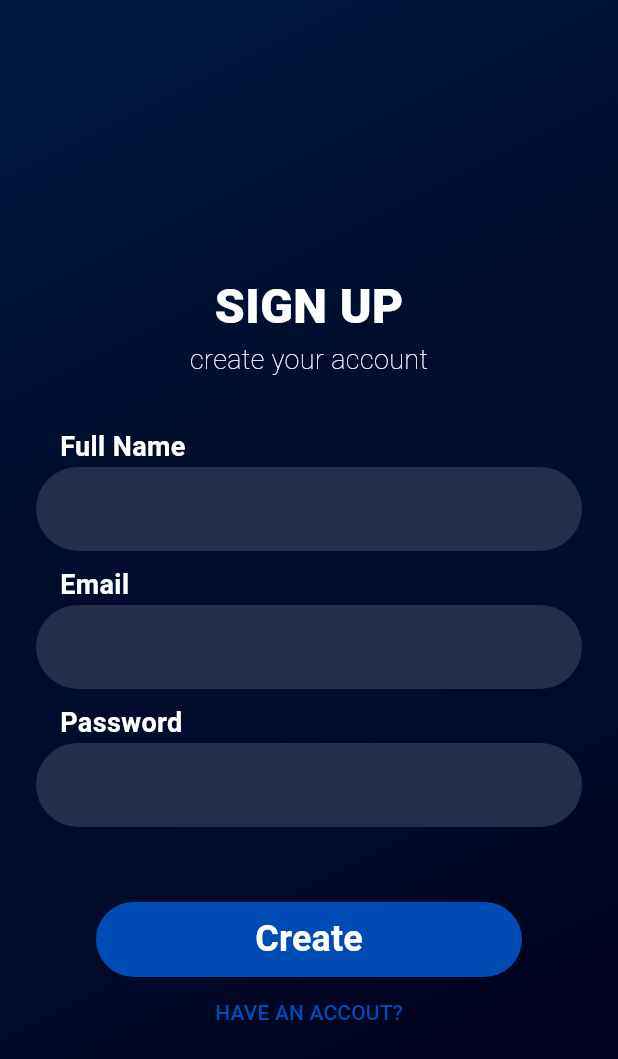
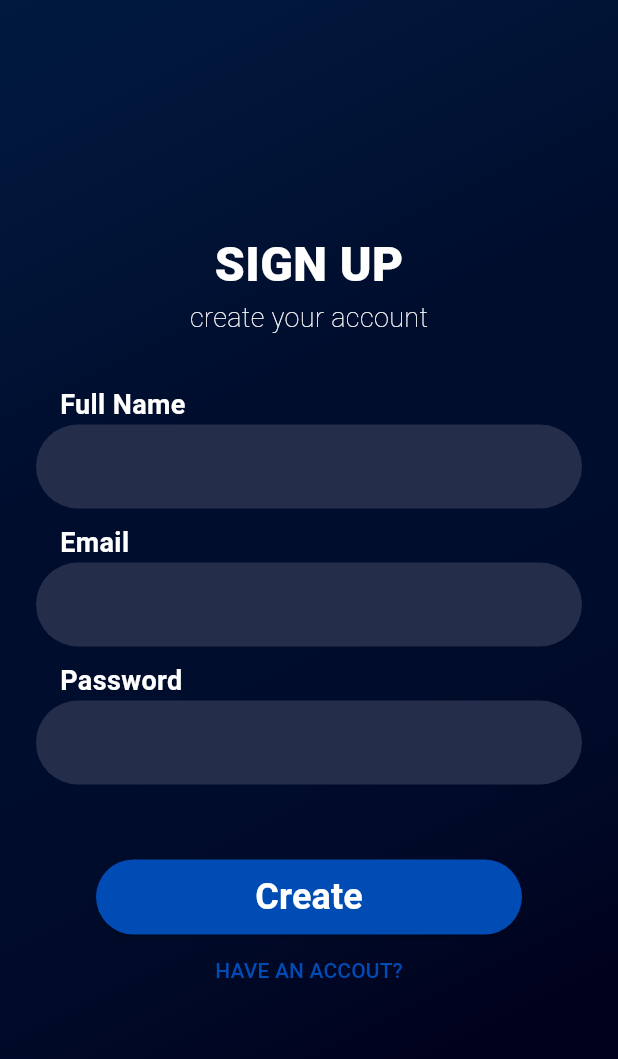
Before and after one commit to mazenanter/ai_tennis, a Flutter app: the screen it shows after launch, after a tap on "Sign Up", on a phone screen of 412 x 824 dp. Shown: the top 1059 px of the screen. Run offline on Flutter 3.47's test engine with Material 3 defaults, Android fonts, the light colour scheme and no system bars; our stand-ins replace bloc, cloud_firestore, conditional_builder_null_safety, dartz, device_preview, firebase_auth and 4 more; accounts and stored records are empty.

Commit message:
fix responsive

```diff
--- a/lib/features/auth/register/presentation/views/widgets/register_view_body.dart
+++ b/lib/features/auth/register/presentation/views/widgets/register_view_body.dart
@@ -37,16 +37,20 @@ class _RegisterViewBodyState extends State<RegisterViewBody> {
           }
         },
         builder: (context, state) {
+          return LayoutBuilder(
+            builder: (context, constraints) {
               return SingleChildScrollView(
+                child: ConstrainedBox(
+                  constraints: BoxConstraints(
+                    minHeight: constraints.maxHeight,
+                  ),
+                  child: IntrinsicHeight(
+                    child: SafeArea(
                       child: Form(
                         key: formKey,
                         child: Column(
                           mainAxisAlignment: MainAxisAlignment.center,
-                crossAxisAlignment: CrossAxisAlignment.center,
                           children: [
-                  SizedBox(
-                    height: MediaQuery.sizeOf(context).height * 0.22,
-                  ),
                             const Text(
                               'SIGN UP',
                               style: TextStyle(
@@ -84,7 +88,8 @@ class _RegisterViewBodyState extends State<RegisterViewBody> {
                                 if (value!.isEmpty) {
                                   return 'must not be empty';
                                 }
-                      if (!RegExp(r'^[^@]+@[^@]+\.[^@]+').hasMatch(value)) {
+                                if (!RegExp(r'^[^@]+@[^@]+\.[^@]+')
+                                    .hasMatch(value)) {
                                   return 'Enter a valid email';
                                 }
                                 return null;
@@ -138,6 +143,11 @@ class _RegisterViewBodyState extends State<RegisterViewBody> {
                           ],
                         ),
                       ),
+                    ),
+                  ),
+                ),
+              );
+            },
           );
         },
       ),
--- a/lib/main.dart
+++ b/lib/main.dart
@@ -1,11 +1,17 @@
 import 'package:ai_tennis/core/app_routes/app_routes.dart';
+import 'package:device_preview/device_preview.dart';
 import 'package:firebase_core/firebase_core.dart';
+import 'package:flutter/foundation.dart';
 import 'package:flutter/material.dart';
 
 void main() async {
   WidgetsFlutterBinding.ensureInitialized();
   await Firebase.initializeApp();
-  runApp(const MyApp());
+  runApp(DevicePreview(
+      enabled: !kReleaseMode,
+      builder: (context) {
+        return const MyApp();
+      }));
 }
 
 class MyApp extends StatelessWidget {
@@ -15,6 +21,8 @@ class MyApp extends StatelessWidget {
   @override
   Widget build(BuildContext context) {
     return MaterialApp.router(
+      locale: DevicePreview.locale(context),
+      builder: DevicePreview.appBuilder,
       routerConfig: AppRoutes.router,
       debugShowCheckedModeBanner: false,
       title: 'Ai tennis',
--- a/pubspec.yaml
+++ b/pubspec.yaml
@@ -32,6 +32,7 @@ dependencies:
   conditional_builder_null_safety: ^0.0.6
   cupertino_icons: ^1.0.8
   dartz: ^0.10.1
+  device_preview: ^1.2.0
   firebase_auth: ^5.3.0
   firebase_core: ^3.5.0
   flutter:
```
Also changed, not shown: pubspec.lock, 1 other file. Lines whose indentation alone changed are shown as unchanged.
